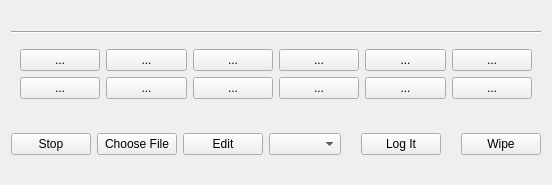
Old version of the form mqt/MqtLogger/dmbuttonframe.ui in the repository Rsclub22/Minos2-Mirror.
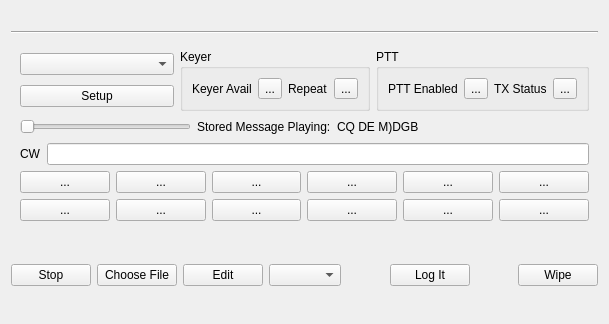
New version of the form.

Commit message: initial dmkeyframe layout for pcCwKeyer...

Patch:
```diff
--- a/mqt/MqtLogger/dmbuttonframe.ui
+++ b/mqt/MqtLogger/dmbuttonframe.ui
@@ -6,14 +6,14 @@
    <rect>
     <x>0</x>
     <y>0</y>
-    <width>552</width>
-    <height>185</height>
+    <width>609</width>
+    <height>324</height>
    </rect>
   </property>
   <property name="windowTitle">
    <string/>
   </property>
-  <layout class="QVBoxLayout" name="verticalLayout_2">
+  <layout class="QVBoxLayout" name="verticalLayout_5">
    <item>
     <widget class="QLabel" name="nameLabel">
      <property name="text">
@@ -31,6 +31,174 @@
    <item>
     <widget class="QFrame" name="FButtonFrame">
      <layout class="QVBoxLayout" name="verticalLayout">
+      <item>
+       <layout class="QVBoxLayout" name="verticalLayout_4">
+        <item>
+         <layout class="QHBoxLayout" name="horizontalLayout_8">
+          <item>
+           <layout class="QVBoxLayout" name="verticalLayout_2">
+            <item>
+             <widget class="QComboBox" name="dmButtonFrameSelecton"/>
+            </item>
+            <item>
+             <widget class="QPushButton" name="pushButton">
+              <property name="text">
+               <string>Setup</string>
+              </property>
+             </widget>
+            </item>
+           </layout>
+          </item>
+          <item>
+           <widget class="QGroupBox" name="keyerGroupBox">
+            <property name="title">
+             <string>Keyer</string>
+            </property>
+            <layout class="QHBoxLayout" name="horizontalLayout_9">
+             <item>
+              <layout class="QHBoxLayout" name="horizontalLayout_4">
+               <item>
+                <widget class="QLabel" name="keyerAvailLabel">
+                 <property name="text">
+                  <string>Keyer Avail</string>
+                 </property>
+                </widget>
+               </item>
+               <item>
+                <widget class="QToolButton" name="keyerAvilTb">
+                 <property name="text">
+                  <string>...</string>
+                 </property>
+                </widget>
+               </item>
+              </layout>
+             </item>
+             <item>
+              <layout class="QHBoxLayout" name="horizontalLayout_7">
+               <item>
+                <widget class="QLabel" name="repeatLabel">
+                 <property name="text">
+                  <string>Repeat</string>
+                 </property>
+                </widget>
+               </item>
+               <item>
+                <widget class="QToolButton" name="repeatTb">
+                 <property name="text">
+                  <string>...</string>
+                 </property>
+                </widget>
+               </item>
+              </layout>
+             </item>
+            </layout>
+           </widget>
+          </item>
+          <item>
+           <widget class="QGroupBox" name="pttGroupBox">
+            <property name="title">
+             <string>PTT</string>
+            </property>
+            <layout class="QHBoxLayout" name="horizontalLayout_10">
+             <item>
+              <layout class="QHBoxLayout" name="horizontalLayout_5">
+               <item>
+                <widget class="QLabel" name="pttEnabledlabel">
+                 <property name="text">
+                  <string>PTT Enabled</string>
+                 </property>
+                </widget>
+               </item>
+               <item>
+                <widget class="QToolButton" name="pttEnabledTb">
+                 <property name="text">
+                  <string>...</string>
+                 </property>
+                </widget>
+               </item>
+              </layout>
+             </item>
+             <item>
+              <layout class="QHBoxLayout" name="horizontalLayout_6">
+               <item>
+                <widget class="QLabel" name="txStatusLabel">
+                 <property name="text">
+                  <string>TX Status</string>
+                 </property>
+                </widget>
+               </item>
+               <item>
+                <widget class="QToolButton" name="txStatusTb">
+                 <property name="text">
+                  <string>...</string>
+                 </property>
+                </widget>
+               </item>
+              </layout>
+             </item>
+            </layout>
+           </widget>
+          </item>
+         </layout>
+        </item>
+        <item>
+         <layout class="QVBoxLayout" name="verticalLayout_3">
+          <item>
+           <layout class="QHBoxLayout" name="horizontalLayout_11">
+            <item>
+             <widget class="QSlider" name="horizontalSlider">
+              <property name="orientation">
+               <enum>Qt::Horizontal</enum>
+              </property>
+             </widget>
+            </item>
+            <item>
+             <widget class="QLabel" name="label">
+              <property name="text">
+               <string>Stored Message Playing:</string>
+              </property>
+             </widget>
+            </item>
+            <item>
+             <widget class="QLabel" name="label_2">
+              <property name="text">
+               <string>CQ DE M)DGB</string>
+              </property>
+             </widget>
+            </item>
+            <item>
+             <spacer name="horizontalSpacer_3">
+              <property name="orientation">
+               <enum>Qt::Horizontal</enum>
+              </property>
+              <property name="sizeHint" stdset="0">
+               <size>
+                <width>40</width>
+                <height>20</height>
+               </size>
+              </property>
+             </spacer>
+            </item>
+           </layout>
+          </item>
+          <item>
+           <layout class="QHBoxLayout" name="horizontalLayout_12">
+            <item>
+             <widget class="QLabel" name="label_3">
+              <property name="text">
+               <string>CW</string>
+              </property>
+             </widget>
+            </item>
+            <item>
+             <widget class="QLineEdit" name="lineEdit"/>
+            </item>
+           </layout>
+          </item>
+         </layout>
+        </item>
+       </layout>
+      </item>
       <item>
        <layout class="QHBoxLayout" name="horizontalLayout_2">
         <item>
```
The commit also changes 1 other file.
